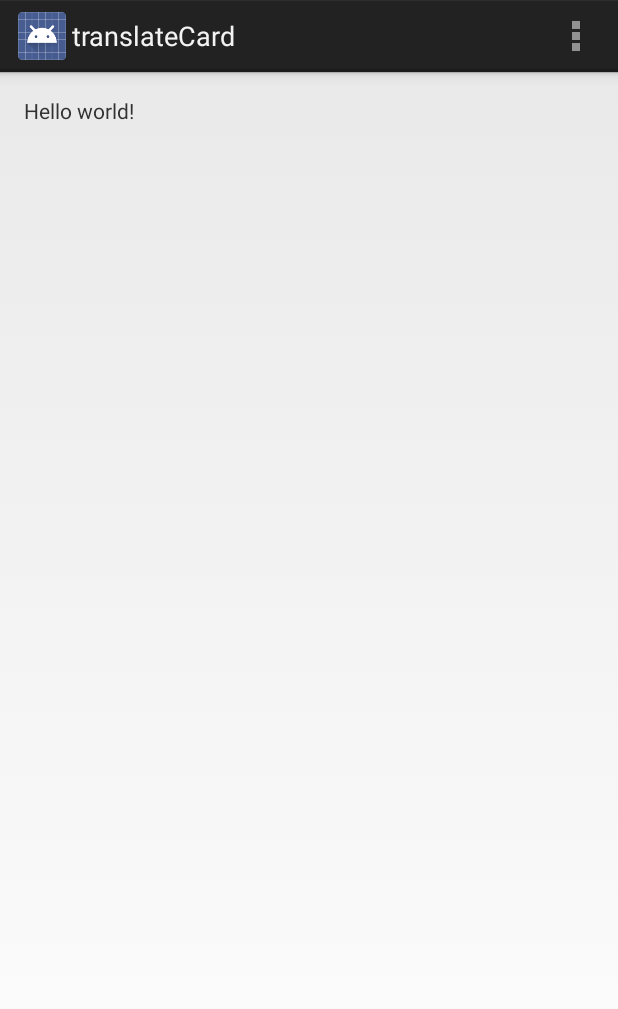
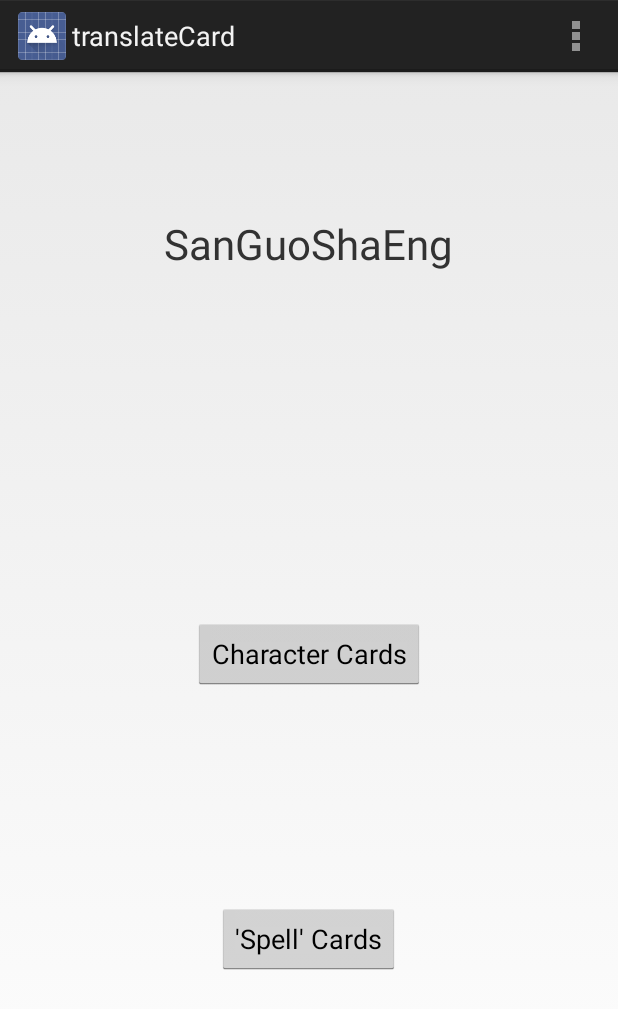
Before and after one commit to Yooby88/CardTranslator, an Android app: the screen it shows after launch (MyActivity), on a phone screen of 412 x 824 dp. Shown: the top 1009 px of the screen. Run offline under Robolectric (Android 15) with nearby library versions, the phone set to English and light mode, and no system bars.

Commit message:
Added menu buttons
Added menu buttons, created string value to store name of game.
Working on adding subviews for menu options.

```diff
--- /dev/null
+++ b/app/src/main/java/com/example/justin/translatecard/CharacterCards.java
@@ -0,0 +1,7 @@
+package com.example.justin.translatecard;
+
+/**
+ * Created by justin on 7/12/14.
+ */
+public class CharacterCards {
+}
--- a/app/src/main/res/layout/activity_my.xml
+++ b/app/src/main/res/layout/activity_my.xml
@@ -8,9 +8,31 @@
     android:paddingBottom="@dimen/activity_vertical_margin"
     tools:context=".MyActivity">
 
+    <Button
+        android:layout_width="wrap_content"
+        android:layout_height="wrap_content"
+        android:text="Character Cards"
+        android:id="@+id/button"
+        android:layout_centerVertical="true"
+        android:layout_centerHorizontal="true" />
+
+    <Button
+        android:layout_width="wrap_content"
+        android:layout_height="wrap_content"
+        android:text="'Spell' Cards"
+        android:id="@+id/button2"
+        android:layout_alignParentBottom="true"
+        android:layout_centerHorizontal="true"
+        android:layout_marginBottom="158dp" />
+
     <TextView
-        android:text="@string/hello_world"
         android:layout_width="wrap_content"
-        android:layout_height="wrap_content" />
+        android:layout_height="wrap_content"
+        android:text="@string/gameName"
+        android:textSize="28dp"
+        android:id="@+id/textView"
+        android:layout_marginTop="79dp"
+        android:layout_alignParentTop="true"
+        android:layout_centerHorizontal="true" />
 
 </RelativeLayout>
--- a/app/src/main/res/values/strings.xml
+++ b/app/src/main/res/values/strings.xml
@@ -4,5 +4,6 @@
     <string name="app_name">translateCard</string>
     <string name="hello_world">Hello world!</string>
     <string name="action_settings">Settings</string>
+    <string name="gameName">SanGuoShaEng</string>
 
 </resources>
```
Also changed, not shown: 2 other files.
